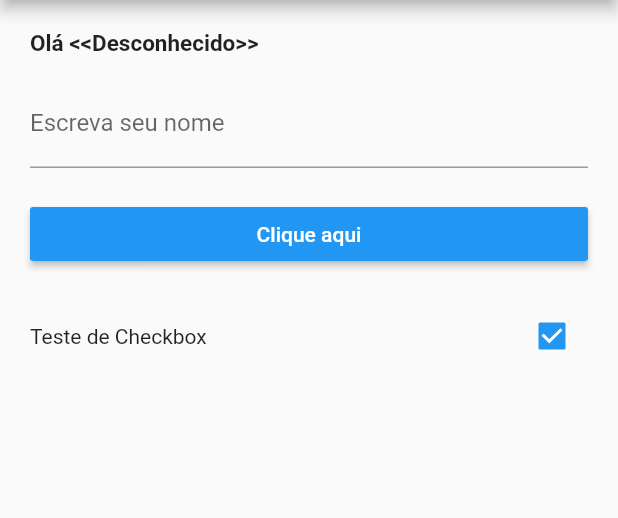
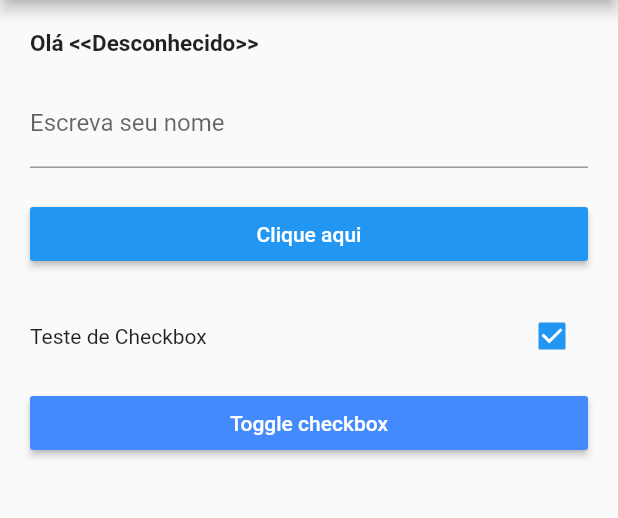
Before and after one commit to moreirapontocom/flutter-entrada-dados-forms, a Flutter app: the screen it shows after launch, on a phone screen of 412 x 824 dp, the part 84-602 px from its top. Run offline on Flutter 3.47's test engine with Material 2 defaults, Android fonts, the phone set to English and light mode, and no system bars.

Commit message:
Toggle checkbox with button

```diff
--- a/lib/campoTexto.dart
+++ b/lib/campoTexto.dart
@@ -63,7 +63,7 @@ class _CampoTextoState extends State<CampoTexto> {
                 ),
               ),
               Padding(
-                padding: EdgeInsets.only(top: 20),
+                padding: EdgeInsets.only(top: 20, bottom: 10),
                 child: Row(
                   mainAxisAlignment: MainAxisAlignment.spaceBetween,
                   children: <Widget>[
@@ -79,6 +79,15 @@ class _CampoTextoState extends State<CampoTexto> {
                     )
                   ],
                 ),
+              ),
+              RaisedButton(
+                color: Colors.blueAccent,
+                onPressed: () {
+                  setState(() {
+                    _checkbox = !_checkbox;
+                  });
+                },
+                child: Text("Toggle checkbox", style: TextStyle(color: Colors.white),),
               )
             ],
           ),
```
